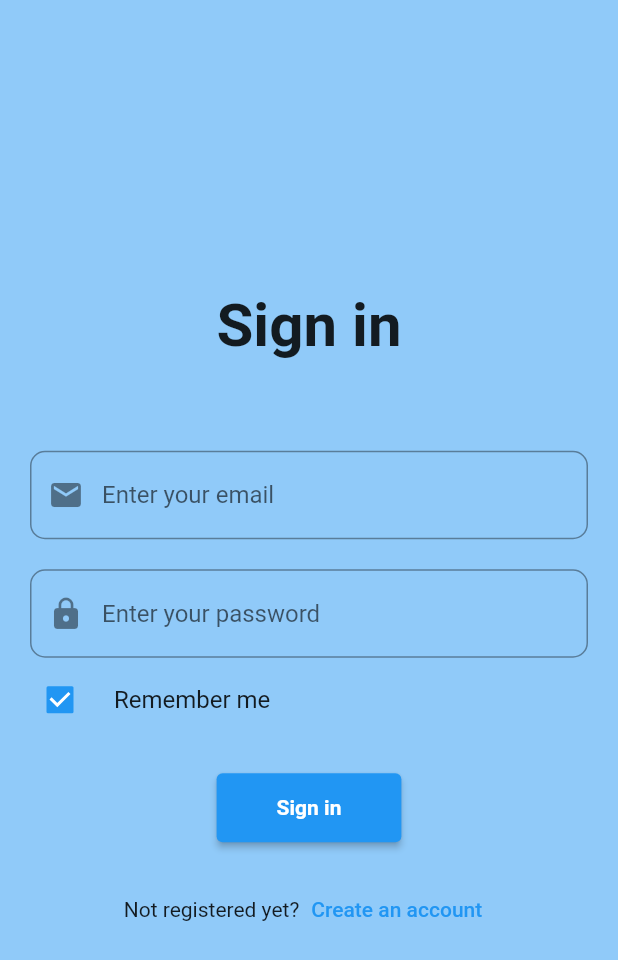
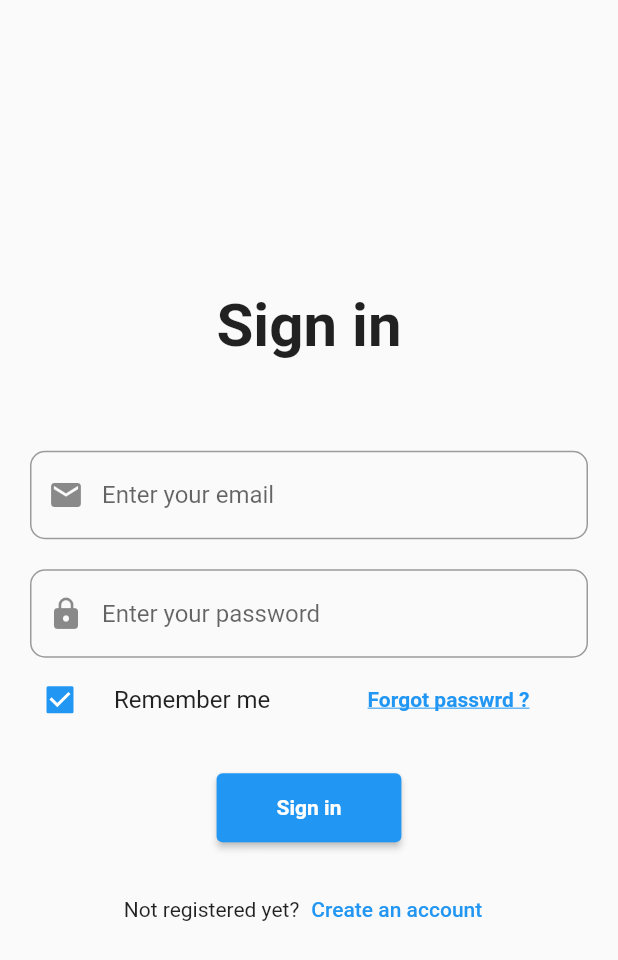
Before and after one commit to AhmedMahhmoud/VisitEgypt, a Flutter app: the screen it shows after launch, after a tap on "Remember me", on a phone screen of 412 x 824 dp. Shown: the top 960 px of the screen. Run offline on Flutter 3.47's test engine with Material 2 defaults, Android fonts, the phone set to English and light mode, and no system bars; our stand-ins replace animate_do, animated_text_kit, bloc, equatable, firebase_auth, firebase_core and 6 more; accounts and stored records are empty.

Commit message:
forgetpw+rememberme+splash

```diff
--- a/lib/Core/Colors/app_colors.dart
+++ b/lib/Core/Colors/app_colors.dart
@@ -9,6 +9,7 @@ class CustomColors {
   static const niceGrey = Color(0xFFF1EFF1);
   static const niceOrange = Color(0xFFFFA41B);
   static const lightGold = Color(0xFFF2C37A);
-
+  static const successColor = Colors.green;
+  static const errorColor = Color.fromARGB(223, 223, 0, 0);
   static const dateTicketColorK = Color(0xffFF4729);
 }
--- /dev/null
+++ b/lib/Core/Shared/SharedPreferences (Singelton)/shared_pref.dart
@@ -0,0 +1,46 @@
+import 'dart:developer';
+
+import 'package:shared_preferences/shared_preferences.dart';
+
+class Prefs {
+  static late SharedPreferences _prefs;
+
+  // call this method from iniState() function of mainApp().
+  static Future<SharedPreferences> init() async {
+    _prefs = await SharedPreferences.getInstance();
+    log("Shared preferences initialized successfully ... ");
+    return _prefs;
+  }
+
+  //sets
+  static Future<bool> setBool(String key, bool value) async =>
+      await _prefs.setBool(key, value);
+
+  static Future<bool> setDouble(String key, double value) async =>
+      await _prefs.setDouble(key, value);
+
+  static Future<bool> setInt(String key, int value) async =>
+      await _prefs.setInt(key, value);
+
+  static Future<bool> setString(String key, String value) async =>
+      await _prefs.setString(key, value);
+
+  static Future<bool> setStringList(String key, List<String> value) async =>
+      await _prefs.setStringList(key, value);
+
+  //gets
+  static bool? getBool(String key) => _prefs.getBool(key);
+
+  static double? getDouble(String key) => _prefs.getDouble(key);
+
+  static int? getInt(String key) => _prefs.getInt(key);
+
+  static String? getString(String key) => _prefs.getString(key);
+
+  static List<String>? getStringList(String key) => _prefs.getStringList(key);
+
+  //deletes..
+  static Future<bool> remove(String key) async => await _prefs.remove(key);
+
+  static Future<bool> clear() async => await _prefs.clear();
+}
--- a/lib/Enums/firebase_request_enum.dart
+++ b/lib/Enums/firebase_request_enum.dart
@@ -1 +1 @@
-enum FirebaseRequestType { login, register }
+enum FirebaseRequestType { login, register, forget }
--- a/lib/Features/Auth/View/login_page.dart
+++ b/lib/Features/Auth/View/login_page.dart
@@ -1,6 +1,8 @@
 import 'package:flutter/material.dart';
 import 'package:flutter_bloc/flutter_bloc.dart';
+import 'package:task/Core/Shared/SharedPreferences%20(Singelton)/shared_pref.dart';
 import 'package:task/Features/Auth/Model/login.dart';
+import 'package:task/Features/Auth/View/forgot_password.dart';
 import 'package:task/Features/Home/View/homepage.dart';
 import 'package:task/Features/Auth/View/register_page.dart';
 import 'package:task/Features/Auth/cubit/auth_cubit.dart';
@@ -18,8 +20,18 @@ class _LoginPageState extends State<LoginPage> {
   final TextEditingController _email = TextEditingController();
   final TextEditingController _password = TextEditingController();
   @override
+  void initState() {
+    rememberValue = Prefs.getBool("rememberMe") ?? false;
+    super.initState();
+  }
+
+  setRememberMe(rememberValue) => Prefs.setBool("rememberMe", rememberValue);
+  @override
   Widget build(BuildContext context) {
-    return BlocListener<AuthCubit, AuthState>(
+    return GestureDetector(
+      onTap: () => FocusScope.of(context).unfocus(),
+      child: BlocListener<AuthCubit, AuthState>(
+        listenWhen: (previous, current) => previous == LoadingAuthState(),
         listener: (ctx, state) async {
           if (state is ErrorAuthState) {
             ScaffoldMessenger.of(context)
@@ -32,10 +44,7 @@ class _LoginPageState extends State<LoginPage> {
                 ));
           }
         },
-      child: GestureDetector(
-        onTap: () => FocusScope.of(context).unfocus(),
         child: Scaffold(
-          backgroundColor: Theme.of(context).colorScheme.background,
           body: Container(
             padding: const EdgeInsets.all(20),
             child: Column(
@@ -94,17 +103,45 @@ class _LoginPageState extends State<LoginPage> {
                           ),
                         ),
                       ),
-                      CheckboxListTile(
+                      Row(
+                        children: [
+                          Expanded(
+                            flex: 1,
+                            child: CheckboxListTile(
                               title: const Text("Remember me"),
                               contentPadding: EdgeInsets.zero,
                               value: rememberValue,
-                        activeColor: Theme.of(context).colorScheme.primary,
+                              activeColor:
+                                  Theme.of(context).colorScheme.primary,
                               onChanged: (newValue) {
                                 setState(() {
                                   rememberValue = newValue!;
+                                  setRememberMe(newValue);
                                 });
                               },
                               controlAffinity: ListTileControlAffinity.leading,
+                            ),
+                          ),
+                          Expanded(
+                              flex: 1,
+                              child: TextButton(
+                                child: const Text(
+                                  "Forgot passwrd ?",
+                                  style: TextStyle(
+                                      fontWeight: FontWeight.bold,
+                                      decoration: TextDecoration.underline),
+                                ),
+                                onPressed: () {
+                                  Navigator.push(
+                                      context,
+                                      MaterialPageRoute(
+                                        builder: (context) =>
+                                            const ResetPasswordPage(
+                                                title: "Reset Password"),
+                                      ));
+                                },
+                              ))
+                        ],
                       ),
                       const SizedBox(
                         height: 20,
--- a/lib/Features/Auth/View/register_page.dart
+++ b/lib/Features/Auth/View/register_page.dart
@@ -25,7 +25,6 @@ class _RegisterPageState extends State<RegisterPage> {
     return GestureDetector(
       onTap: () => FocusScope.of(context).unfocus(),
       child: Scaffold(
-        backgroundColor: Theme.of(context).colorScheme.background,
         body: BlocListener<AuthCubit, AuthState>(
           listener: (ctx, state) {
             if (state is ErrorAuthState) {
--- a/lib/Features/Auth/cubit/auth_state.dart
+++ b/lib/Features/Auth/cubit/auth_state.dart
@@ -18,6 +18,10 @@ class LoadedAuthState extends AuthState {
   List<Object> get props => [userCredential];
 }
 
+class LoadedForgetPasswordState extends AuthState {}
+
+class LoadingForgetPasswordState extends AuthState {}
+
 class ErrorAuthState extends AuthState {
   final String errorMsg;
   const ErrorAuthState({required this.errorMsg});
--- /dev/null
+++ b/lib/Features/SplashScreen/View/splash_screen.dart
@@ -0,0 +1,136 @@
+import 'package:flutter/material.dart';
+import 'package:flutter_bloc/flutter_bloc.dart';
+import 'package:flutter_screenutil/flutter_screenutil.dart';
+import 'package:animate_do/animate_do.dart';
+import 'package:animated_text_kit/animated_text_kit.dart';
+import 'package:task/Core/Styles/text_style.dart';
+import 'package:task/Features/Auth/Model/login.dart';
+import 'package:task/Features/Auth/View/login_page.dart';
+import 'package:task/Features/Auth/cubit/auth_cubit.dart';
+
+import '../../../Core/Shared/SharedPreferences (Singelton)/shared_pref.dart';
+import '../../Home/View/homepage.dart';
+
+class SplashScreen extends StatefulWidget {
+  const SplashScreen({super.key});
+
+  @override
+  State<SplashScreen> createState() => _SplashScreenState();
+}
+
+class _SplashScreenState extends State<SplashScreen>
+    with SingleTickerProviderStateMixin {
+  late AnimationController _animationController;
+  late Animation<double> animationValue;
+  @override
+  void initState() {
+    super.initState();
+    _animationController = AnimationController(
+      vsync: this,
+      duration: const Duration(seconds: 2),
+    );
+    animationValue = Tween(begin: 1.0, end: 0.5).animate(
+        CurvedAnimation(parent: _animationController, curve: Curves.easeIn));
+    displaySplashTime();
+  }
+
+  bool isPasswordRemembered = Prefs.getBool("rememberMe") ?? false;
+  displaySplashTime() async {
+    _animationController.forward();
+
+    if (isPasswordRemembered) {
+      final List<String> userData = Prefs.getStringList("userData")!;
+      await BlocProvider.of<AuthCubit>(context).firebaseSignIn(
+          AuthModel(username: userData[0], password: userData[1]));
+      // await Future.delayed(const Duration(seconds: 3));
+    }
+  }
+
+  @override
+  Widget build(BuildContext context) {
+    return Scaffold(
+      backgroundColor: Colors.transparent,
+      body: SizedBox(
+        width: MediaQuery.of(context).size.width,
+        height: MediaQuery.of(context).size.height,
+        child: AnimatedBuilder(
+          animation: _animationController,
+          builder: (context, child) {
+            return Stack(
+              alignment: Alignment.center,
+              children: [
+                Container(
+                    decoration: BoxDecoration(
+                        image: DecorationImage(
+                            opacity: animationValue.value,
+                            image: const AssetImage(
+                              "assets/images/splash.jpg",
+                            ),
+                            fit: BoxFit.fill))),
+                animationValue.value < 0.6
+                    ? Column(
+                        mainAxisAlignment: MainAxisAlignment.center,
+                        children: [
+                          ZoomIn(
+                            duration: const Duration(seconds: 1),
+                            child: Container(
+                              width: 200.w,
+                              height: 200.h,
+                              decoration: const BoxDecoration(
+                                  shape: BoxShape.circle,
+                                  image: DecorationImage(
+                                      opacity: 0.9,
+                                      image: AssetImage(
+                                        "assets/images/sphinx.png",
+                                      ),
+                                      fit: BoxFit.cover)),
+                            ),
+                          ),
+                          const SizedBox(
+                            height: 50,
+                          ),
+                          animationValue.value == 0.5
+                              ? FadeIn(
+                                  delay: const Duration(milliseconds: 300),
+                                  duration: const Duration(seconds: 2),
+                                  child: SizedBox(
+                                      child: Center(
+                                    child: DefaultTextStyle(
+                                      style: TextStyles.boldStyle.copyWith(
+                                          color: Colors.white, fontSize: 30),
+                                      child: AnimatedTextKit(
+                                        repeatForever: false,
+                                        totalRepeatCount: 1,
+                                        onFinished: () async {
+                                          Navigator.pushReplacement(
+                                              context,
+                                              MaterialPageRoute(
+                                                builder: (context) =>
+                                                    isPasswordRemembered
+                                                        ? const HomePage()
+                                                        : const LoginPage(),
+                                              ));
+                                        },
+                                        animatedTexts: [
+                                          TyperAnimatedText(
+                                              'Add application name here'),
+                                        ],
+                                        onTap: () {
+                                          print("Tap Event");
+                                        },
+                                      ),
+                                    ),
+                                  )),
+                                )
+                              : Container(),
+                        ],
+                      )
+                    : Container()
+              ],
+            );
+          },
+        ),
+      ),
+    );
+  }
+}
--- a/lib/main.dart
+++ b/lib/main.dart
@@ -3,16 +3,18 @@ import 'package:flutter_bloc/flutter_bloc.dart';
 import 'package:flutter_screenutil/flutter_screenutil.dart';
 
 import 'package:firebase_core/firebase_core.dart';
-import 'package:task/Features/Auth/View/login_page.dart';
+import 'package:task/Core/Shared/SharedPreferences%20(Singelton)/shared_pref.dart';
 import 'package:task/Features/Auth/cubit/auth_cubit.dart';
 import 'package:task/Injection/dependency_injection.dart' as di;
 
 import 'Features/Home/Cubit/home_cubit.dart';
+import 'Features/SplashScreen/View/splash_screen.dart';
 
 void main() async {
   WidgetsFlutterBinding.ensureInitialized();
   await Firebase.initializeApp();
   await di.initGitIt();
+  await Prefs.init();
   runApp(const MyApp());
 }
 
@@ -31,7 +33,7 @@ class MyApp extends StatelessWidget {
             child: const MaterialApp(
                 debugShowCheckedModeBanner: false,
                 title: 'Task',
-                home: LoginPage()));
+                home: SplashScreen()));
       },
     );
   }
```
Also changed, not shown: lib/Core/Shared/methods.dart (+24 -4 lines), lib/Features/Auth/Logic/respository.dart (+19 -5 lines), lib/Features/Auth/View/forgot_password.dart (added, +123 -0 lines), lib/Features/Auth/cubit/auth_cubit.dart (+17 -6 lines), pubspec.yaml (+6 -2 lines), assets/images/sphinx.png (added), assets/images/splash.jpg (added), pubspec.lock, 1 other file. Lines whose indentation alone changed are shown as unchanged.
